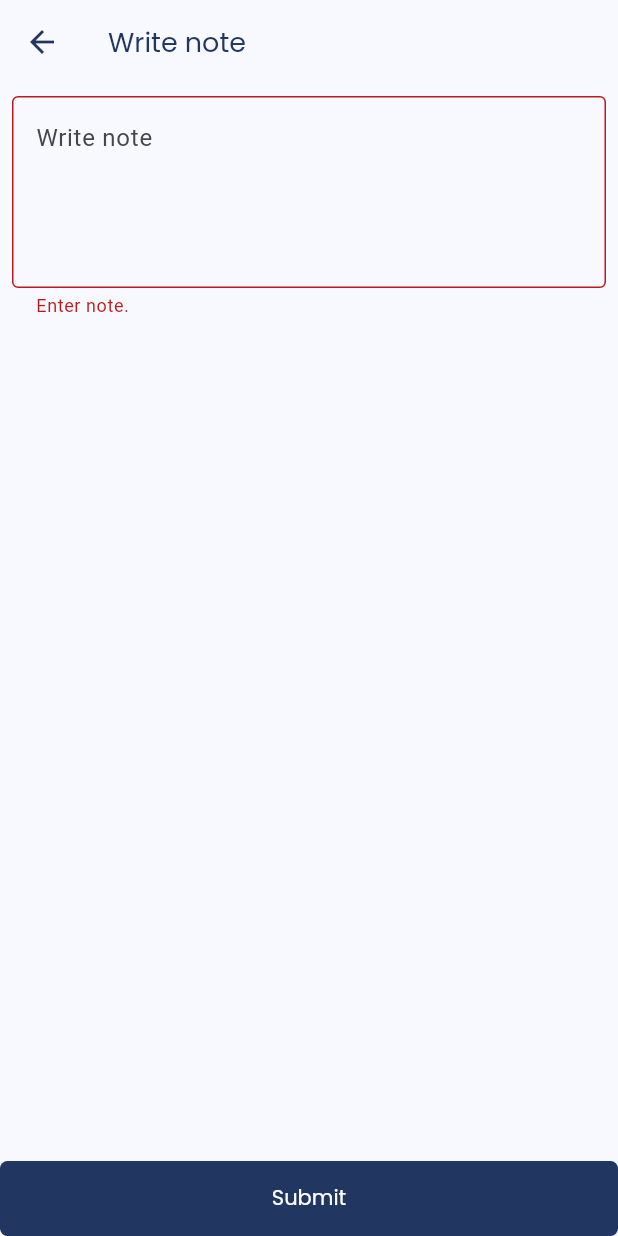
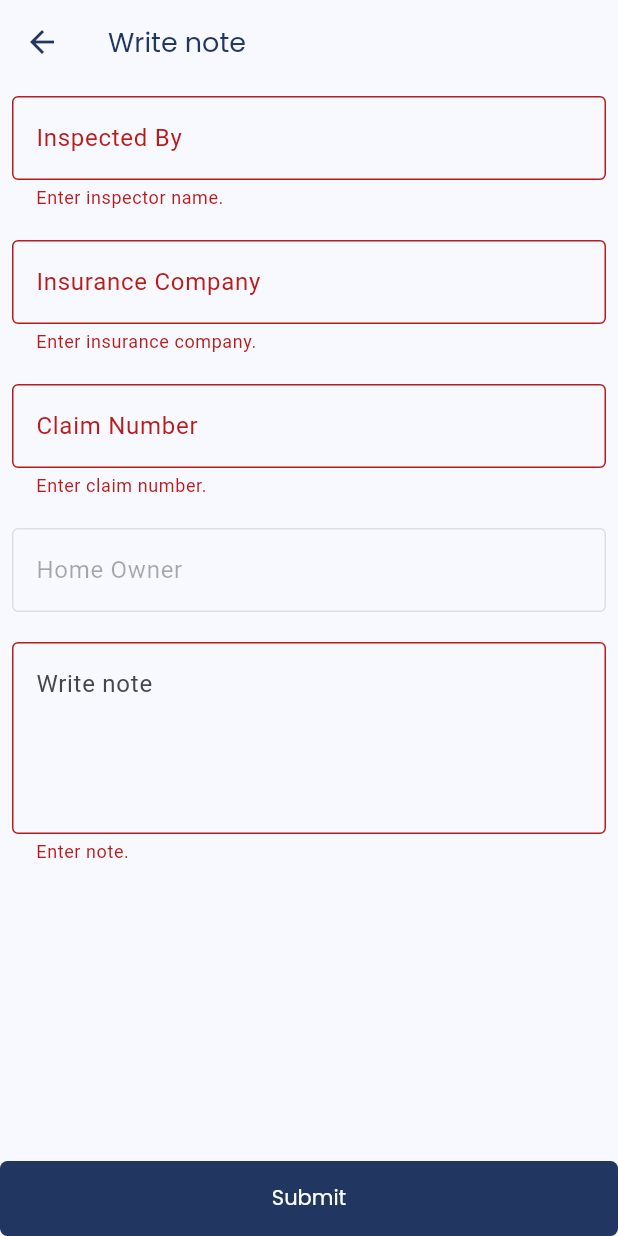
Before and after one commit to SPARSHAGGARWAL17/ai_inspection, a Flutter app: the NotePage screen opened directly with empty values, after a tap on "Submit", on a phone screen of 412 x 824 dp. Run offline on Flutter 3.47's test engine with Material 3 defaults, Android fonts, the phone set to English and light mode, and no system bars; our stand-ins replace firebase_core, firebase_storage, flutter_bloc, google_fonts, image_picker; missing offline and left inert: image_picker_web; accounts and stored records are empty.

Commit message:
Feat: implement NoteDetails model and integrate into NotePage for enhanced note management

```diff
--- /dev/null
+++ b/lib/model/note_details.dart
@@ -0,0 +1,49 @@
+class NoteDetails {
+  String owner;
+  String claimNo;
+  String inspectedBy;
+  String insuranceCompany;
+  String note;
+
+  NoteDetails({
+    required this.owner,
+    required this.claimNo,
+    required this.inspectedBy,
+    required this.insuranceCompany,
+    required this.note,
+  });
+
+  factory NoteDetails.empty() {
+    return NoteDetails(
+      owner: '',
+      claimNo: '',
+      inspectedBy: '',
+      insuranceCompany: '',
+      note: '',
+    );
+  }
+
+  String toFormattedString() {
+    return 'Owner: $owner\n'
+        'Claim Number: $claimNo\n'
+        'Inspected By: $inspectedBy\n'
+        'Insurance Company: $insuranceCompany\n'
+        'Note: $note\n';
+  }
+
+  NoteDetails copyWith({
+    String? owner,
+    String? claimNo,
+    String? inspectedBy,
+    String? insuranceCompany,
+    String? note,
+  }) {
+    return NoteDetails(
+      owner: owner ?? this.owner,
+      claimNo: claimNo ?? this.claimNo,
+      inspectedBy: inspectedBy ?? this.inspectedBy,
+      insuranceCompany: insuranceCompany ?? this.insuranceCompany,
+      note: note ?? this.note,
+    );
+  }
+}
--- a/lib/view/note_page.dart
+++ b/lib/view/note_page.dart
@@ -1,6 +1,7 @@
 import 'package:ai_inspection/bloc/file_upload_bloc.dart';
 import 'package:ai_inspection/bloc/file_upload_bloc_events.dart';
 import 'package:ai_inspection/bloc/file_upload_bloc_state.dart';
+import 'package:ai_inspection/model/note_details.dart';
 import 'package:ai_inspection/services/dialog_service.dart';
 import 'package:ai_inspection/view/success_page.dart';
 import 'package:flutter/material.dart';
@@ -18,11 +19,29 @@ class NotePage extends StatefulWidget {
 
 class _NotePageState extends State<NotePage> {
   final TextEditingController noteController = TextEditingController();
+  final TextEditingController ownerController = TextEditingController();
+  final TextEditingController claimNoController = TextEditingController();
+  final TextEditingController inspectionController = TextEditingController();
+  final TextEditingController companyController = TextEditingController();
+
+  NoteDetails noteDetails = NoteDetails.empty();
+
   GlobalKey<FormState> formKey = GlobalKey();
+
+  @override
+  void initState() {
+    ownerController.text = widget.bloc.userDetails.name;
+    noteDetails = noteDetails.copyWith(owner: widget.bloc.userDetails.name);
+    super.initState();
+  }
 
   @override
   void dispose() {
     noteController.dispose();
+    ownerController.dispose();
+    claimNoController.dispose();
+    inspectionController.dispose();
+    companyController.dispose();
     super.dispose();
   }
 
@@ -87,7 +106,7 @@ class _NotePageState extends State<NotePage> {
       bottomNavigationBar: ElevatedButton(
         onPressed: () {
           if (formKey.currentState?.validate() == true) {
-            widget.bloc.add(SubmitFiles(note: noteController.text));
+            widget.bloc.add(SubmitFiles(note: noteDetails.toFormattedString()));
           }
         },
         child: Text("Submit"),
@@ -114,10 +133,57 @@ class _NotePageState extends State<NotePage> {
                 child: Column(
                   children: [
                     TextFormField(
+                      controller: inspectionController,
+                      validator: (value) {
+                        if (value == null || value.isEmpty) {
+                          return 'Enter inspector name.';
+                        } else {
+                          noteDetails = noteDetails.copyWith(inspectedBy: value);
+                        }
+                        return null;
+                      },
+                      decoration: InputDecoration(labelText: 'Inspected By', border: OutlineInputBorder()),
+                    ),
+                    SizedBox(height: 20),
+                    TextFormField(
+                      controller: companyController,
+                      validator: (value) {
+                        if (value == null || value.isEmpty) {
+                          return 'Enter insurance company.';
+                        } else {
+                          noteDetails = noteDetails.copyWith(insuranceCompany: value);
+                        }
+                        return null;
+                      },
+                      decoration: InputDecoration(labelText: 'Insurance Company', border: OutlineInputBorder()),
+                    ),
+                    SizedBox(height: 20),
+                    TextFormField(
+                      controller: claimNoController,
+                      validator: (value) {
+                        if (value == null || value.isEmpty) {
+                          return 'Enter claim number.';
+                        } else {
+                          noteDetails = noteDetails.copyWith(claimNo: value);
+                        }
+                        return null;
+                      },
+                      decoration: InputDecoration(labelText: 'Claim Number', border: OutlineInputBorder()),
+                    ),
+                    SizedBox(height: 20),
+                    TextFormField(
+                      controller: ownerController,
+                      enabled: false,
+                      decoration: InputDecoration(labelText: 'Home Owner', border: OutlineInputBorder()),
+                    ),
+                    SizedBox(height: 20),
+                    TextFormField(
                       controller: noteController,
                       validator: (value) {
                         if (value == null || value.isEmpty) {
                           return 'Enter note.';
+                        } else {
+                          noteDetails = noteDetails.copyWith(note: value);
                         }
                         return null;
                       },
```
